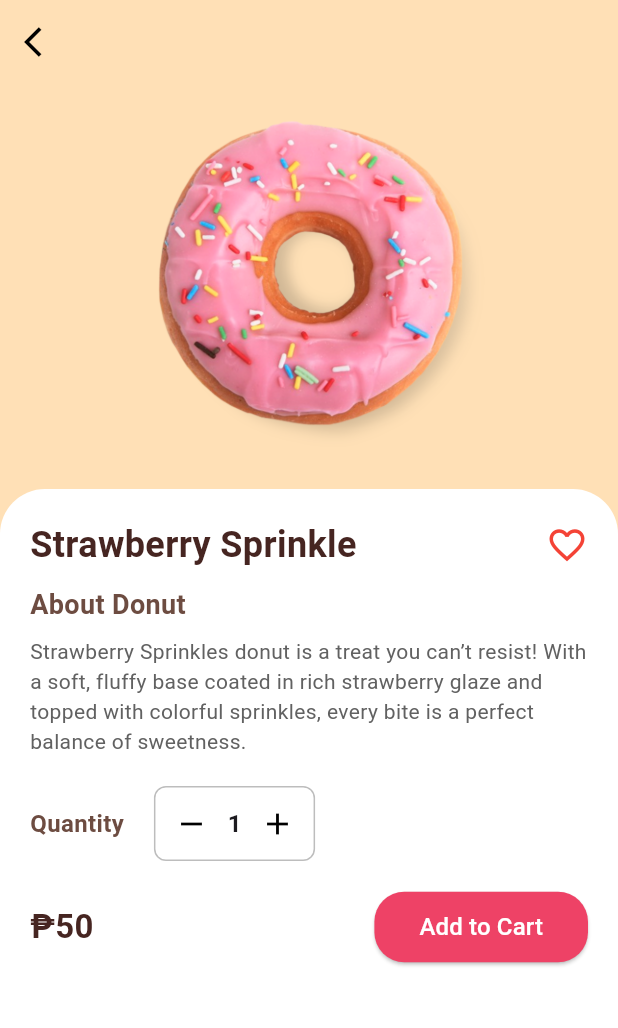
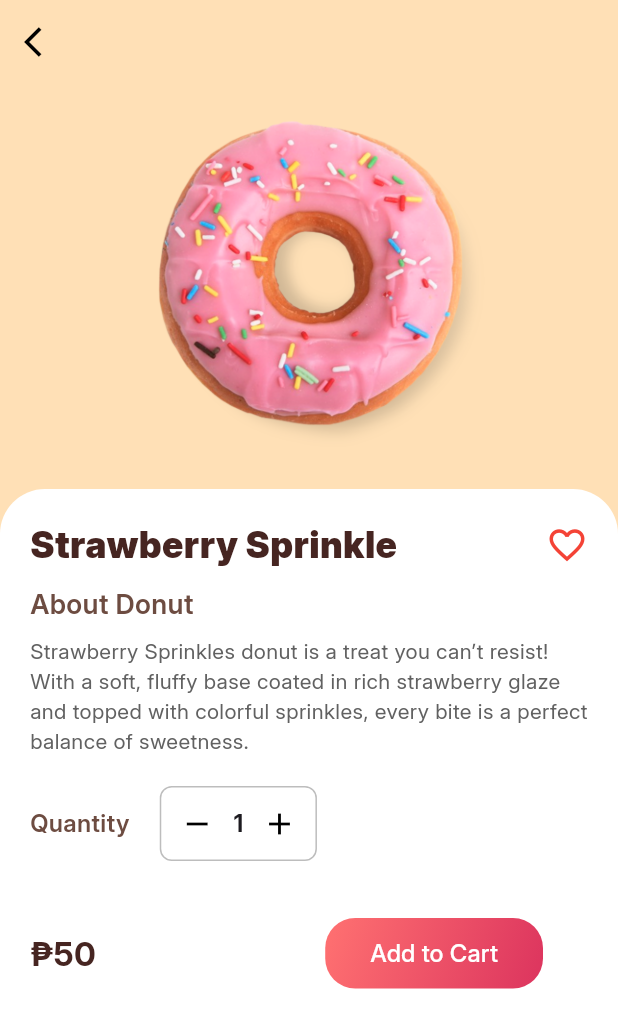
Before and after one commit to JakobPalomo/DoNut-Stop, a Flutter app: the screen it shows after launch, in the side drawer, after a tap on "About Donut", on a phone screen of 412 x 824 dp. Shown: the top 1028 px of the screen. Run offline on Flutter 3.47's test engine with Material 3 defaults, Android fonts, the light colour scheme and no system bars; our stand-ins replace font_awesome_flutter.

Commit message:
Ui Fixes

```diff
--- a/lib/pages/product_page.dart
+++ b/lib/pages/product_page.dart
@@ -5,7 +5,13 @@ class ProductPage extends StatelessWidget {
 
   @override
   Widget build(BuildContext context) {
-    return Scaffold(
+    return MaterialApp(
+      title: "Product Page Module",
+      theme: ThemeData(
+        scaffoldBackgroundColor: Color(0xFFFFE0B6),
+        fontFamily: 'Inter', // Apply Inter font
+      ),
+      home: Scaffold(
         backgroundColor: Color(0xFFFFE0B6), // Background color
         appBar: AppBar(
           backgroundColor: Colors.transparent,
@@ -54,7 +60,7 @@ class ProductPage extends StatelessWidget {
                           "Strawberry Sprinkle",
                           style: TextStyle(
                             fontSize: 24,
-                          fontWeight: FontWeight.bold,
+                            fontWeight: FontWeight.w900, // Make the title bold
                             color: Color(0xFF462521),
                           ),
                         ),
@@ -133,16 +139,27 @@ class ProductPage extends StatelessWidget {
                         ElevatedButton(
                           onPressed: () {},
                           style: ElevatedButton.styleFrom(
-                          backgroundColor: Color(0xFFEE4266),
+                            backgroundColor: Colors.transparent, // transparent background
+                            shadowColor: Colors.transparent, // No shadow effect
                             shape: RoundedRectangleBorder(
                               borderRadius: BorderRadius.circular(20),
                             ),
-                          padding: EdgeInsets.symmetric(
-                              horizontal: 30, vertical: 12),
+                            padding: EdgeInsets.symmetric(vertical: 18, horizontal: 30), // Bigger padding
                           ),
+                          child: Container(
+                            decoration: BoxDecoration(
+                              gradient: LinearGradient(
+                                colors: [Color(0xFFFF7171), Color(0xFFDC345E)],
+                                begin: Alignment.topLeft,
+                                end: Alignment.bottomRight,
+                              ),
+                              borderRadius: BorderRadius.circular(20),
+                            ),
+                            padding: EdgeInsets.symmetric(vertical: 12, horizontal: 30),
                             child: Text(
                               "Add to Cart",
                               style: TextStyle(fontSize: 16, color: Colors.white),
+                            ),
                           ),
                         ),
                       ],
@@ -153,6 +170,7 @@ class ProductPage extends StatelessWidget {
             ),
           ],
         ),
+      ),
     );
   }
 }
```
Also changed, not shown: lib/pages/login_page.dart (+49 -8 lines), lib/pages/registration_page.dart (+7 -5 lines). Lines whose indentation alone changed are shown as unchanged.
